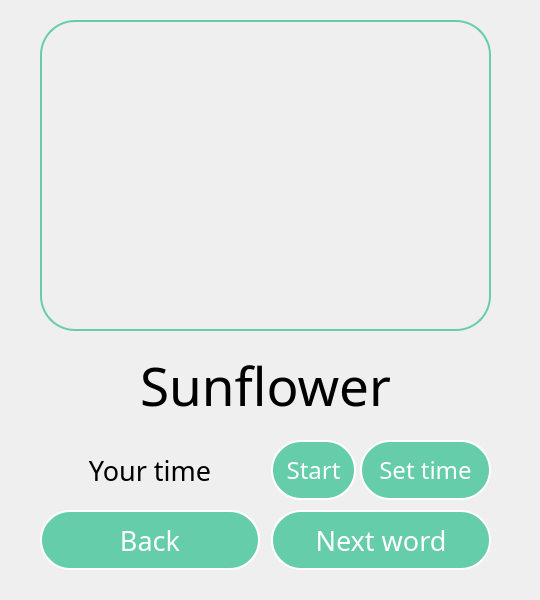
programmistvdzinsahirybashke/EnglishProject, file ui/ui_game.ui: the form before one commit.
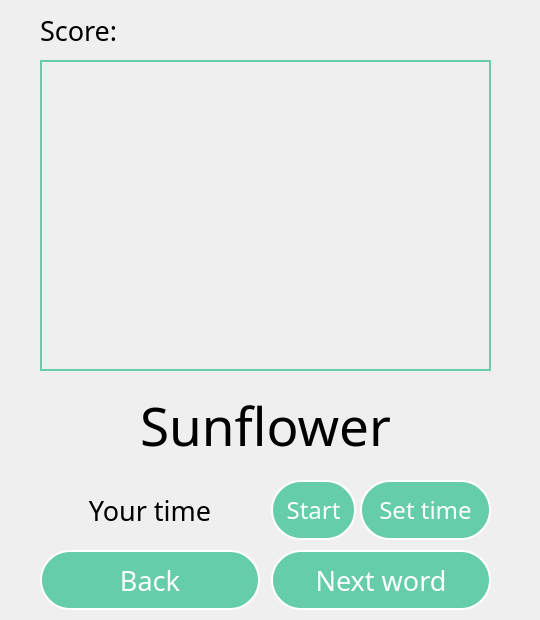
The form after the commit.

Patch:
```diff
--- a/ui/ui_game.ui
+++ b/ui/ui_game.ui
@@ -7,7 +7,7 @@
     <x>0</x>
     <y>0</y>
     <width>540</width>
-    <height>600</height>
+    <height>620</height>
    </rect>
   </property>
   <property name="windowTitle">
@@ -17,7 +17,7 @@
    <property name="geometry">
     <rect>
      <x>40</x>
-     <y>20</y>
+     <y>60</y>
      <width>451</width>
      <height>311</height>
     </rect>
@@ -26,8 +26,7 @@
     <bool>false</bool>
    </property>
    <property name="styleSheet">
-    <string notr="true">border: 2px solid rgb(102,205,170);
-border-radius: 35px;</string>
+    <string notr="true">border: 2px solid rgb(102,205,170);</string>
    </property>
    <property name="text">
     <string/>
@@ -43,7 +42,7 @@
    <property name="geometry">
     <rect>
      <x>40</x>
-     <y>350</y>
+     <y>390</y>
      <width>451</width>
      <height>71</height>
     </rect>
@@ -76,7 +75,7 @@
    <property name="geometry">
     <rect>
      <x>40</x>
-     <y>510</y>
+     <y>550</y>
      <width>220</width>
      <height>60</height>
     </rect>
@@ -119,7 +118,7 @@
    <property name="geometry">
     <rect>
      <x>271</x>
-     <y>510</y>
+     <y>550</y>
      <width>220</width>
      <height>60</height>
     </rect>
@@ -162,7 +161,7 @@
    <property name="geometry">
     <rect>
      <x>271</x>
-     <y>440</y>
+     <y>480</y>
      <width>85</width>
      <height>60</height>
     </rect>
@@ -205,7 +204,7 @@
    <property name="geometry">
     <rect>
      <x>40</x>
-     <y>440</y>
+     <y>480</y>
      <width>220</width>
      <height>61</height>
     </rect>
@@ -237,7 +236,7 @@
    <property name="geometry">
     <rect>
      <x>360</x>
-     <y>440</y>
+     <y>480</y>
      <width>131</width>
      <height>60</height>
     </rect>
@@ -276,6 +275,33 @@
     <string>Set time</string>
    </property>
   </widget>
+  <widget class="QLabel" name="label">
+   <property name="geometry">
+    <rect>
+     <x>40</x>
+     <y>10</y>
+     <width>171</width>
+     <height>41</height>
+    </rect>
+   </property>
+   <property name="font">
+    <font>
+     <family>Montserrat</family>
+     <pointsize>20</pointsize>
+    </font>
+   </property>
+   <property name="styleSheet">
+    <string notr="true">
+
+
+QLabel {  color : rgb(255, 255, 255)};
+border: 4px solid #20B2AA;
+border-radius: 20px; background: rgb(85, 170, 255)rgba(102, 205, 170, 190); </string>
+   </property>
+   <property name="text">
+    <string>Score: </string>
+   </property>
+  </widget>
  </widget>
  <resources/>
  <connections/>
```
